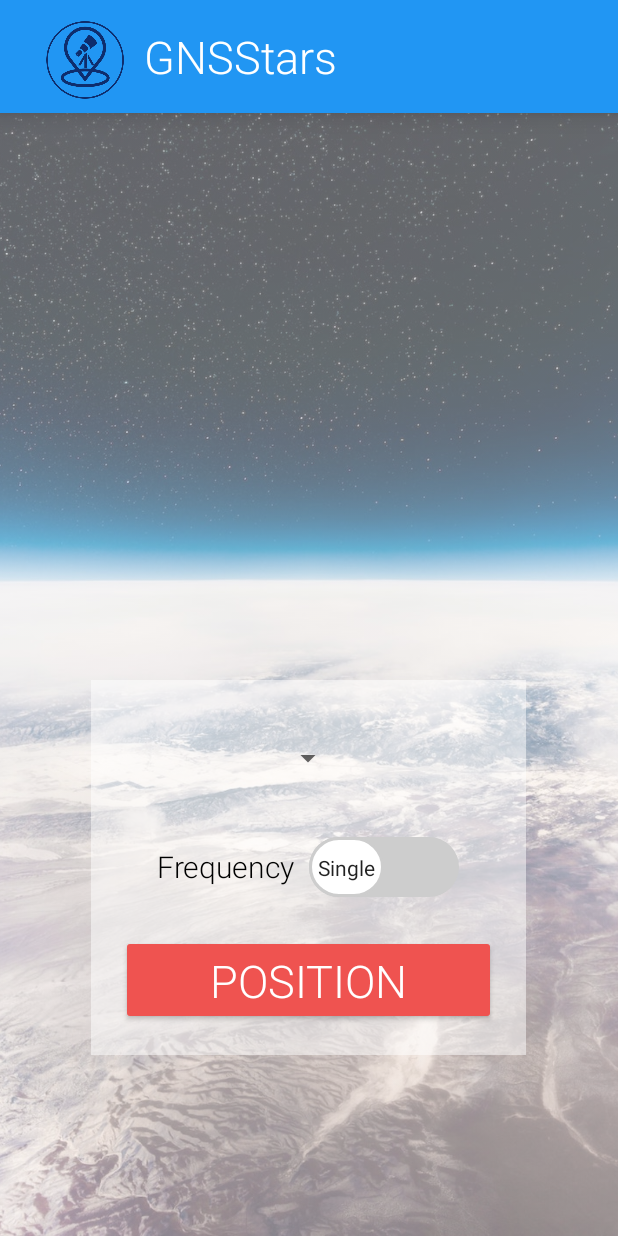
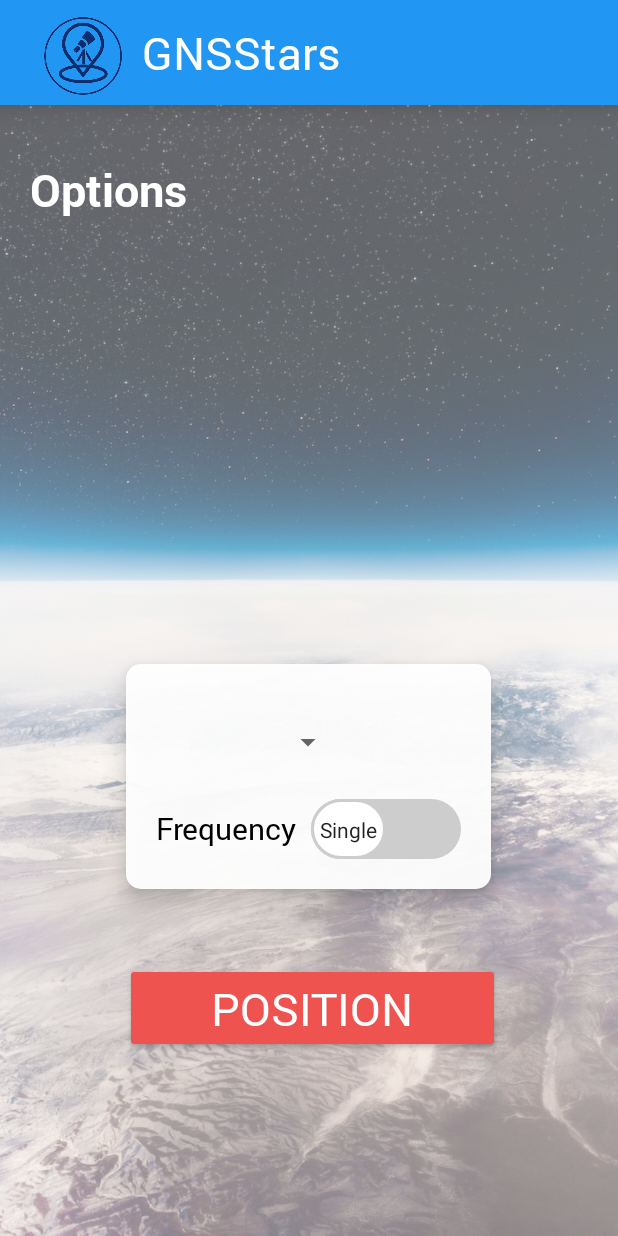
Before and after one commit to roberCO/GNSStars, an Android app: the layout fragment_main.xml on its own in the app's theme, with its tools: preview values and no code run, on a phone screen of 412 x 824 dp. Run offline under Robolectric (Android 15) with nearby library versions, the phone set to English and light mode, and no system bars.

Commit message:
Layout and style changes

```diff
--- a/app/src/main/java/com/gnssis/rco/gnsstars_gnssisteam/MainActivity.java
+++ b/app/src/main/java/com/gnssis/rco/gnsstars_gnssisteam/MainActivity.java
@@ -37,6 +37,8 @@ public class MainActivity extends AppCompatActivity implements MainFragment.OnFr
 
     @Override
     protected void onCreate(Bundle savedInstanceState) {
+        setTheme(R.style.AppTheme);
+
         super.onCreate(savedInstanceState);
         initializeGNSStars();
 
--- /dev/null
+++ b/app/src/main/res/drawable/general_rounded_border.xml
@@ -0,0 +1,18 @@
+<?xml version="1.0" encoding="UTF-8"?>
+<shape
+    xmlns:android="http://schemas.android.com/apk/res/android"
+    android:shape="rectangle"
+    >
+
+    <solid android:color="@color/white_transparent"/>
+
+    <padding
+        android:left="4dp"
+        android:right="4dp"
+        android:top="10dp"
+        android:bottom="0dp"
+        />
+
+    <corners android:radius="10dp" />
+
+</shape>
--- a/app/src/main/res/layout/app_bar_custom.xml
+++ b/app/src/main/res/layout/app_bar_custom.xml
@@ -3,7 +3,7 @@
     xmlns:app="http://schemas.android.com/apk/res-auto"
     xmlns:tools="http://schemas.android.com/tools"
     android:layout_width="match_parent"
-    android:layout_height="75dp"
+    android:layout_height="70dp"
     android:background="@color/blue"
     android:elevation="10dp">
 
@@ -28,7 +28,7 @@
         android:layout_width="wrap_content"
         android:layout_height="match_parent"
         android:layout_marginStart="8dp"
-        android:fontFamily="sans-serif-light"
+        android:fontFamily="@font/roboto_regular"
         android:gravity="center_vertical"
         android:text="GNSStars"
         android:paddingLeft="10dp"
--- a/app/src/main/res/layout/fragment_main.xml
+++ b/app/src/main/res/layout/fragment_main.xml
@@ -22,24 +22,46 @@
             android:src="@drawable/earth" />
     </LinearLayout>
 
+    <TextView
+        android:id="@+id/headerOptions"
+        android:layout_width="wrap_content"
+        android:layout_height="wrap_content"
+        android:layout_alignParentTop="true"
+        android:layout_centerHorizontal="true"
+        android:layout_margin="20dp"
+        android:fontFamily="@font/roboto_bold"
+        android:gravity="bottom"
+        android:text="@string/headerOptions"
+        android:textAlignment="center"
+        android:textColor="@color/white"
+        android:textSize="30sp"
+        app:layout_constraintBottom_toBottomOf="parent"
+        app:layout_constraintEnd_toEndOf="parent"
+        app:layout_constraintHorizontal_bias="0.0"
+        app:layout_constraintStart_toStartOf="parent"
+        app:layout_constraintTop_toTopOf="parent"
+        app:layout_constraintVertical_bias="0.116"
+        tools:text="Options" />
+
     <RelativeLayout
         android:layout_width="wrap_content"
-        android:layout_height="250dp"
-        android:background="@color/white_transparent"
+        android:layout_height="150dp"
+        android:background="@drawable/general_rounded_border"
+        android:elevation="10dp"
         android:padding="20dp"
         android:textAlignment="center"
         app:layout_constraintBottom_toBottomOf="parent"
         app:layout_constraintEnd_toEndOf="parent"
-        app:layout_constraintHorizontal_bias="0.495"
+        app:layout_constraintHorizontal_bias="0.497"
         app:layout_constraintStart_toStartOf="parent"
         app:layout_constraintTop_toTopOf="parent"
-        app:layout_constraintVertical_bias="0.79">
+        app:layout_constraintVertical_bias="0.657">
 
         <android.support.v7.widget.SwitchCompat
             android:id="@+id/switchFrequency"
             android:layout_width="wrap_content"
             android:layout_height="wrap_content"
-            android:layout_centerInParent="true"
+            android:layout_alignParentBottom="true"
             android:layout_centerHorizontal="true"
             android:text="@string/textSwitchButton"
             android:textOff="@string/option1SwitchButton"
@@ -53,11 +75,13 @@
             android:id="@+id/spinnerCorrection"
             style="@style/customSpinnerStyle"
             android:layout_width="wrap_content"
-            android:layout_marginTop="20dp"
             android:layout_height="wrap_content"
             android:layout_alignParentTop="true"
             android:layout_centerHorizontal="true"
+            android:layout_marginTop="20dp"
             android:spinnerMode="dialog" />
+
+    </RelativeLayout>
 
     <Button
         android:id="@+id/button2"
@@ -69,15 +93,20 @@
         android:elevation="10dp"
         android:text="@string/textMainButton"
         android:textColor="@color/white"
-            android:textSize="30sp" />
-
-    </RelativeLayout>
+        android:textSize="30sp"
+        app:layout_constraintBottom_toBottomOf="parent"
+        app:layout_constraintEnd_toEndOf="parent"
+        app:layout_constraintHorizontal_bias="0.515"
+        app:layout_constraintStart_toStartOf="parent"
+        app:layout_constraintTop_toTopOf="parent"
+        app:layout_constraintVertical_bias="0.84" />
 
     <HorizontalScrollView
         android:layout_width="match_parent"
         android:layout_height="150dp"
         android:fillViewport="false"
         android:scrollbars="none"
+        android:text="Options"
         android:textColor="@color/white"
         app:layout_anchorGravity="top|center"
         app:layout_constraintBottom_toBottomOf="parent"
@@ -85,7 +114,7 @@
         app:layout_constraintHorizontal_bias="0.0"
         app:layout_constraintStart_toStartOf="parent"
         app:layout_constraintTop_toTopOf="parent"
-        app:layout_constraintVertical_bias="0.196">
+        app:layout_constraintVertical_bias="0.27">
 
         <LinearLayout
             android:id="@+id/constellations"
--- a/app/src/main/res/layout/main_spinner_option.xml
+++ b/app/src/main/res/layout/main_spinner_option.xml
@@ -6,7 +6,7 @@
 
     android:textSize="20sp"
     android:textColor="@color/black"
-    android:fontFamily="sans-serif-light"
+    android:fontFamily="@font/roboto_regular"
     >
 
 
--- a/app/src/main/res/layout/spinner_options.xml
+++ b/app/src/main/res/layout/spinner_options.xml
@@ -5,7 +5,7 @@
     android:layout_height="wrap_content"
 
     android:textSize="20sp"
-    android:fontFamily="sans-serif-light"
+    android:fontFamily="@font/roboto_regular"
     android:textColor="@color/black"
     android:background="@color/white"
     android:padding="10dp"
--- a/app/src/main/res/values/colors.xml
+++ b/app/src/main/res/values/colors.xml
@@ -9,5 +9,5 @@
     <color name="blue">#2196F3</color>
     <color name="blue_darker">#1976D2</color>
     <color name="black">#000000</color>
-    <color name="white_transparent">#7Fffffff</color>
+    <color name="white_transparent">#F3ffffff</color>
 </resources>
--- a/app/src/main/res/values/strings.xml
+++ b/app/src/main/res/values/strings.xml
@@ -24,9 +24,9 @@
 
     <string name="rouletteConstellationTitle">CONSTELLATIONS</string>
 
-    <string name="EUConstellation">GALILEO</string>
+    <string name="EUConstellation">Galileo</string>
     <string name="USAConstellation">GPS</string>
-    <string name="EUUSAConstellation">GALILEO+GPS</string>
+    <string name="EUUSAConstellation">Galileo + GPS</string>
     <string name="RussiaConstellation">GLONASS</string>
     <string name="ChinaConstellation">BEIDOU</string>
 
@@ -42,4 +42,6 @@
     </string-array>
 
     <string name="textMainButton">POSITION</string>
+
+    <string name="headerOptions">Options</string>
 </resources>
--- a/app/src/main/res/values/styles.xml
+++ b/app/src/main/res/values/styles.xml
@@ -5,7 +5,7 @@
         <item name="colorPrimary">@color/blue</item>
         <item name="colorPrimaryDark">@color/blue_darker</item>
         <item name="colorAccent">@color/red</item>
-        <item name="android:fontFamily">sans-serif-light</item>
+        <item name="android:fontFamily">@font/roboto_regular</item>
     </style>
 
     <style name="AppTheme.NoActionBar">
@@ -14,7 +14,11 @@
         <item name="colorPrimary">@color/blue</item>
         <item name="colorPrimaryDark">@color/blue_darker</item>
         <item name="colorAccent">@color/red</item>
-        <item name="android:fontFamily">sans-serif-light</item>
+        <item name="android:fontFamily">@font/roboto_regular</item>
+    </style>
+
+    <style name="SplashTheme" parent="Theme.AppCompat.NoActionBar">
+        <item name="android:background">@drawable/splash_screen_alpha</item>
     </style>
 
     <style name="AppTheme.AppBarOverlay" parent="ThemeOverlay.AppCompat.Dark.ActionBar" />
@@ -23,7 +27,7 @@
 
     <style name="customSpinnerStyle" parent="android:Widget.DeviceDefault.Spinner">
         <item name="android:textColor">@color/black</item>
-        <item name="android:fontFamily">sans-serif-light</item>
+        <item name="android:fontFamily">@font/roboto_regular</item>
         <item name="colorPrimary">@color/blue</item>
         <item name="colorPrimaryDark">@color/blue_darker</item>
         <item name="colorAccent">@color/red</item>
```
Also changed, not shown: app/src/main/AndroidManifest.xml (+8 -0 lines), app/src/main/java/com/gnssis/rco/gnsstars_gnssisteam/SplashActivity.java (added, +13 -0 lines), app/src/main/res/layout/constellation.xml (+28 -6 lines), app/src/main/res/font/roboto_black.ttf (added), app/src/main/res/font/roboto_bold.ttf (added), app/src/main/res/font/roboto_light.ttf (added), app/src/main/res/font/roboto_medium.ttf (added), app/src/main/res/font/roboto_regular.ttf (added), app/src/main/res/font/roboto_thin.ttf (added), 1 other file. Lines whose indentation alone changed are shown as unchanged.
